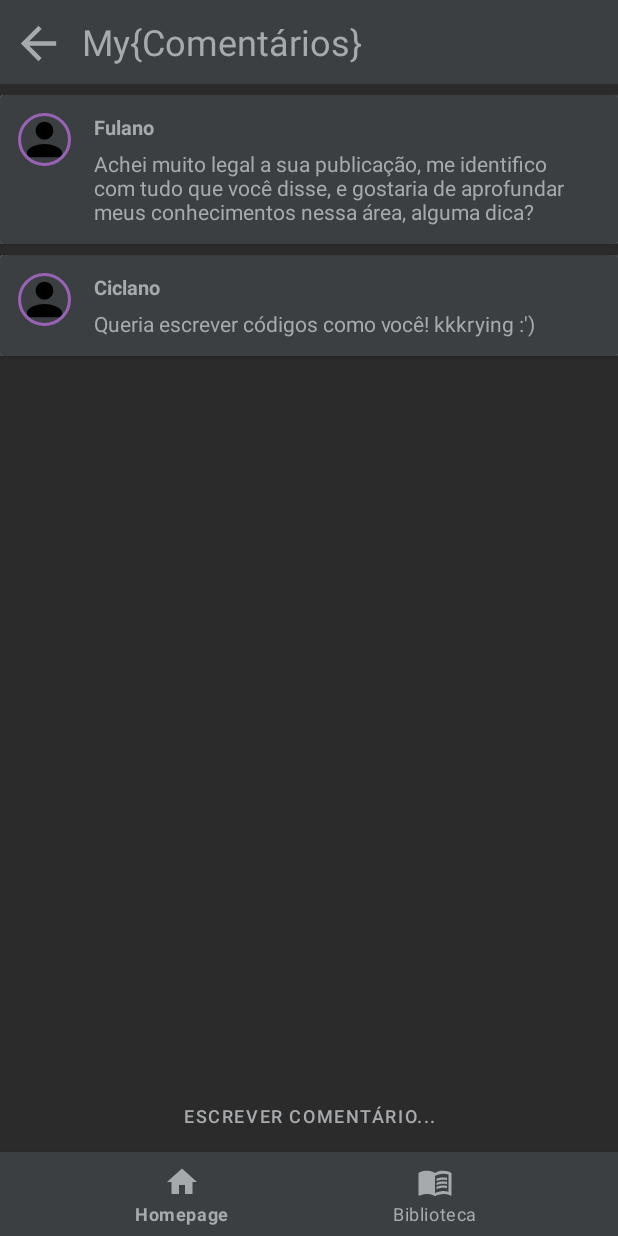
After one commit to MaiconCastello/App-MyCode, an Android app: the ComentariosPublicacaoFragment screen opened through its navigation route, on a phone screen of 412 x 824 dp. The commit adds this screen. Run offline under Robolectric (Android 15) with nearby library versions, the phone set to English and light mode, and no system bars; our stand-ins replace CircleImageView, navigation-ui.

Commit message:
Página de Comentários

```diff
--- /dev/null
+++ b/app/src/main/java/com/generation/mycode/ComentariosPublicacaoFragment.kt
@@ -0,0 +1,79 @@
+package com.generation.mycode
+
+import android.os.Bundle
+import android.view.LayoutInflater
+import android.view.View
+import android.view.ViewGroup
+import androidx.fragment.app.Fragment
+import androidx.navigation.fragment.findNavController
+import androidx.recyclerview.widget.LinearLayoutManager
+import com.generation.mycode.adapter.ComentariosPublicacaoAdapter
+import com.generation.mycode.databinding.BibliotecaFragmentBinding
+import com.generation.mycode.databinding.ComentariosPublicacaoBinding
+import com.generation.mycode.model.Comentario
+import com.generation.mycode.model.Publicacoes
+
+class ComentariosPublicacaoFragment : Fragment() {
+
+    private lateinit var binding: ComentariosPublicacaoBinding
+
+    val listPublicacoes = listOf<Publicacoes>(
+        Publicacoes(1,
+            "Kotlin",
+            "Lorem ipsum dolor sit amet, consectetur adipiscing elit. https://github.com/MaiconCastello/App-MyCode, Etiam molestie rutrum felis non ultricies. Nulla. ",
+            "Maicon Anjos",
+            10,
+            2,
+            "",
+            listOf<Comentario>(
+                Comentario( "Beatriz Campos",
+                    "Maiconnnn, me nota!"
+                ),
+                Comentario( "Gustavo Buoro",
+                    "É isso ai meu mano <3"
+                )
+            )
+        ),
+        Publicacoes(2,
+            "Android",
+            "Lorem ipsum dolor sit amet, consectetur adipiscing elit. Nullam dignissim, sem vitae pellentesque commodo, mi ligula rhoncus ante, eu bibendum. " +
+                    "www.facebook.com",
+            "Paulo Antonio",
+            15,
+            1,
+            "",
+            listOf<Comentario>(
+                Comentario( "Fulano",
+                    "Achei muito legal a sua publicação, me identifico com tudo que você disse, e gostaria de aprofundar meus conhecimentos nessa área, alguma dica?"
+                ),
+                Comentario( "Ciclano",
+                    "Queria escrever códigos como você! kkkrying :')"
+                )
+            )
+        )
+
+    )
+
+    override fun onCreateView(
+        inflater: LayoutInflater,
+        container: ViewGroup?,
+        savedInstanceState: Bundle?
+    ): View? {
+        // Inflate the layout
+        binding = ComentariosPublicacaoBinding.inflate(layoutInflater,container,false)
+
+        binding.voltarButton.setOnClickListener{
+            findNavController().navigate(R.id.action_comentariosPublicacaoFragment_to_homepage)
+        }
+
+        val adapter = ComentariosPublicacaoAdapter()
+        binding.recyclerComentariosPublicacao.layoutManager = LinearLayoutManager(context)
+        binding.recyclerComentariosPublicacao.adapter = adapter
+        binding.recyclerComentariosPublicacao.setHasFixedSize(true)
+
+        adapter.setList(listPublicacoes[1].comentario)
+
+        return binding.root
+    }
+
+}
--- a/app/src/main/java/com/generation/mycode/HomepageFragment.kt
+++ b/app/src/main/java/com/generation/mycode/HomepageFragment.kt
@@ -5,15 +5,54 @@ import android.view.LayoutInflater
 import android.view.View
 import android.view.ViewGroup
 import androidx.fragment.app.Fragment
+import androidx.navigation.fragment.findNavController
 import androidx.recyclerview.widget.LinearLayoutManager
 import com.generation.mycode.adapter.PublicacoesAdapter
+import com.generation.mycode.adapter.PublicacoesClickListener
 import com.generation.mycode.databinding.HomepageFragmentBinding
 import com.generation.mycode.model.Comentario
 import com.generation.mycode.model.Publicacoes
 
-class HomepageFragment : Fragment() {
+class HomepageFragment : Fragment(), PublicacoesClickListener {
 
     private lateinit var binding: HomepageFragmentBinding
+
+    val listPublicacoes = listOf<Publicacoes>(
+        Publicacoes(1,
+            "Kotlin",
+            "Lorem ipsum dolor sit amet, consectetur adipiscing elit. https://github.com/MaiconCastello/App-MyCode, Etiam molestie rutrum felis non ultricies. Nulla. ",
+            "Maicon Anjos",
+            10,
+            2,
+            "",
+            listOf<Comentario>(
+                Comentario( "Beatriz Campos",
+                    "Maiconnnn, me nota!"
+                ),
+                Comentario( "Gustavo Buoro",
+                    "É isso ai meu mano <3"
+                )
+            )
+        ),
+        Publicacoes(2,
+            "Android",
+            "Lorem ipsum dolor sit amet, consectetur adipiscing elit. Nullam dignissim, sem vitae pellentesque commodo, mi ligula rhoncus ante, eu bibendum. " +
+                    "www.facebook.com",
+            "Paulo Antonio",
+            15,
+            1,
+            "",
+            listOf<Comentario>(
+                Comentario( "Fulano",
+                    "Achei muito legal a sua publicação"
+                ),
+                Comentario( "Ciclano",
+                    "Queria escrever códigos como você! kkkrying :')"
+                )
+            )
+        )
+
+    )
 
     override fun onCreateView(
         inflater: LayoutInflater,
@@ -23,28 +62,9 @@ class HomepageFragment : Fragment() {
         // Inflate the layout
         binding = HomepageFragmentBinding.inflate(layoutInflater,container,false)
 
-        val listPublicacoes = listOf<Publicacoes>(
-            Publicacoes(1,
-                "Kotlin",
-                "Lorem ipsum dolor sit amet, consectetur adipiscing elit. https://github.com/MaiconCastello/App-MyCode, Etiam molestie rutrum felis non ultricies. Nulla. ",
-                "Maicon Anjos",
-                10,
-                2,
-                emptyList<Comentario>()
-            ),
-            Publicacoes(2,
-                "Android",
-                "Lorem ipsum dolor sit amet, consectetur adipiscing elit. Nullam dignissim, sem vitae pellentesque commodo, mi ligula rhoncus ante, eu bibendum. " +
-                        "www.facebook.com",
-                "Paulo Antonio",
-                15,
-                1,
-                emptyList<Comentario>()
-            )
 
-        )
 
-        val adapter = PublicacoesAdapter()
+        val adapter = PublicacoesAdapter(this)
         binding.recyclerPublicacoes.layoutManager = LinearLayoutManager(context)
         binding.recyclerPublicacoes.adapter = adapter
         binding.recyclerPublicacoes.setHasFixedSize(true)
@@ -54,4 +74,45 @@ class HomepageFragment : Fragment() {
         return binding.root
     }
 
+    override fun onPublicacoesClickListenerGood(id: Long) {
+        //Método do Botão Good
+       if(listPublicacoes[id.toInt()].reacao == ""){
+           listPublicacoes[id.toInt()].good++
+           listPublicacoes[id.toInt()].reacao = "good"
+       }else{
+            if(listPublicacoes[id.toInt()].reacao != "good"){
+                listPublicacoes[id.toInt()].bad--
+                listPublicacoes[id.toInt()].good++
+                listPublicacoes[id.toInt()].reacao = "good"
+            }else{
+                listPublicacoes[id.toInt()].good--
+                listPublicacoes[id.toInt()].reacao = ""
+            }
+       }
+
+    }
+
+    override fun onPublicacoesClickListenerBad(id: Long) {
+        //Método de botão Bad
+        if(listPublicacoes[id.toInt()].reacao == ""){
+            listPublicacoes[id.toInt()].bad++
+            listPublicacoes[id.toInt()].reacao = "bad"
+        }else{
+            if(listPublicacoes[id.toInt()].reacao != "bad"){
+                listPublicacoes[id.toInt()].bad++
+                listPublicacoes[id.toInt()].good--
+                listPublicacoes[id.toInt()].reacao = "bad"
+            }else{
+                listPublicacoes[id.toInt()].bad--
+                listPublicacoes[id.toInt()].reacao = ""
+            }
+        }
+    }
+
+    override fun onPublicacoesClickListenerComentarios() {
+        //Método de botão Comentário
+        //MVVM publicacao Selecionada → para exibir os comentários da API
+        findNavController().navigate(R.id.action_homepage_to_comentariosPublicacaoFragment)
+    }
+
 }
--- /dev/null
+++ b/app/src/main/java/com/generation/mycode/adapter/ComentariosPublicacaoAdapter.kt
@@ -0,0 +1,44 @@
+package com.generation.mycode.adapter
+
+
+import android.view.LayoutInflater
+import android.view.ViewGroup
+import androidx.recyclerview.widget.RecyclerView
+import com.generation.mycode.databinding.CardComentarioBinding
+import com.generation.mycode.model.Comentario
+
+
+
+class ComentariosPublicacaoAdapter (): RecyclerView.Adapter<ComentariosPublicacaoAdapter.ComentariosPublicacaoViewHolder>(){
+
+    private var listComentarios = emptyList<Comentario>()
+
+    class ComentariosPublicacaoViewHolder(val binding: CardComentarioBinding):
+        RecyclerView.ViewHolder(binding.root)
+
+    override fun onCreateViewHolder(parent: ViewGroup, viewType: Int): ComentariosPublicacaoViewHolder {
+        return ComentariosPublicacaoViewHolder(
+            CardComentarioBinding.inflate(
+                LayoutInflater.from(parent.context), parent, false
+            )
+        )
+    }
+
+    override fun onBindViewHolder(holder: ComentariosPublicacaoViewHolder, position: Int) {
+        val comentario = listComentarios[position]
+
+        holder.binding.usuario.text = comentario.usuario
+        holder.binding.conteudoComentario.text = comentario.descricao
+
+    }
+
+    override fun getItemCount(): Int {
+        return listComentarios.size
+    }
+
+    fun setList(list: List<Comentario>){
+        listComentarios =list
+        notifyDataSetChanged()
+    }
+
+}
--- a/app/src/main/java/com/generation/mycode/adapter/PublicacoesAdapter.kt
+++ b/app/src/main/java/com/generation/mycode/adapter/PublicacoesAdapter.kt
@@ -1,15 +1,19 @@
 package com.generation.mycode.adapter
 
+import android.content.res.ColorStateList
 import android.graphics.Color
 import android.text.method.LinkMovementMethod
 import android.view.LayoutInflater
 import android.view.ViewGroup
 import android.widget.TextView
+import androidx.annotation.ColorInt
 import androidx.recyclerview.widget.RecyclerView
 import com.generation.mycode.databinding.CardHomepageBinding
 import com.generation.mycode.model.Publicacoes
 
-class PublicacoesAdapter: RecyclerView.Adapter<PublicacoesAdapter.PublicacoesViewHolder>(){
+class PublicacoesAdapter (
+    val publicacoesClickListener: PublicacoesClickListener
+        ): RecyclerView.Adapter<PublicacoesAdapter.PublicacoesViewHolder>(){
 
     private var listPublicacoes = emptyList<Publicacoes>()
 
@@ -29,7 +33,7 @@ class PublicacoesAdapter: RecyclerView.Adapter<PublicacoesAdapter.PublicacoesVie
 
         holder.binding.textUsuario.text = publicacao.usuario
         holder.binding.textCategoria.text = "#${publicacao.categoria}"
-        holder.binding.textDescricaoPublicacao.text = publicacao.conteudo
+        holder.binding.conteudoPublicacao.text = publicacao.conteudo
         holder.binding.qtdComentarios.text = publicacao.comentario.toString()
         holder.binding.qtdGood.text = publicacao.good.toString()
         holder.binding.qtdBad.text = publicacao.bad.toString()
@@ -37,9 +41,22 @@ class PublicacoesAdapter: RecyclerView.Adapter<PublicacoesAdapter.PublicacoesVie
 
         val link: TextView
 
-        link = holder.binding.textDescricaoPublicacao
+        link = holder.binding.conteudoPublicacao
         link.movementMethod = LinkMovementMethod.getInstance()
         link.setLinkTextColor(Color.CYAN)
+
+        holder.binding.comentariosButton.setOnClickListener{
+            publicacoesClickListener.onPublicacoesClickListenerComentarios()
+
+        }
+        holder.binding.goodButton.setOnClickListener{
+            publicacoesClickListener.onPublicacoesClickListenerGood(position.toLong())
+            notifyDataSetChanged()
+        }
+        holder.binding.badButton.setOnClickListener{
+            publicacoesClickListener.onPublicacoesClickListenerBad(position.toLong())
+            notifyDataSetChanged()
+        }
 
 
     }
--- /dev/null
+++ b/app/src/main/java/com/generation/mycode/adapter/PublicacoesClickListener.kt
@@ -0,0 +1,11 @@
+package com.generation.mycode.adapter
+
+import com.generation.mycode.model.Publicacoes
+
+interface PublicacoesClickListener {
+
+    fun onPublicacoesClickListenerGood(id: Long)
+    fun onPublicacoesClickListenerBad(id: Long)
+    fun onPublicacoesClickListenerComentarios()
+
+}
--- a/app/src/main/java/com/generation/mycode/model/Comentario.kt
+++ b/app/src/main/java/com/generation/mycode/model/Comentario.kt
@@ -1,4 +1,7 @@
 package com.generation.mycode.model
 
-class Comentario {
+class Comentario(
+    val usuario: String,
+    val descricao: String
+) {
 }
--- a/app/src/main/java/com/generation/mycode/model/Publicacoes.kt
+++ b/app/src/main/java/com/generation/mycode/model/Publicacoes.kt
@@ -7,6 +7,7 @@ class Publicacoes(
     var usuario: String,
     var good: Int,
     var bad: Int,
+    var reacao: String = "",
     var comentario: List<Comentario>
 ) {
 }
--- /dev/null
+++ b/app/src/main/res/drawable/ic_back.xml
@@ -0,0 +1,5 @@
+<vector android:autoMirrored="true" android:height="24dp"
+    android:tint="#000000" android:viewportHeight="24"
+    android:viewportWidth="24" android:width="24dp" xmlns:android="http://schemas.android.com/apk/res/android">
+    <path android:fillColor="@android:color/white" android:pathData="M20,11H7.83l5.59,-5.59L12,4l-8,8 8,8 1.41,-1.41L7.83,13H20v-2z"/>
+</vector>
--- /dev/null
+++ b/app/src/main/res/drawable/ic_forward.xml
@@ -0,0 +1,5 @@
+<vector android:autoMirrored="true" android:height="24dp"
+    android:tint="#000000" android:viewportHeight="24"
+    android:viewportWidth="24" android:width="24dp" xmlns:android="http://schemas.android.com/apk/res/android">
+    <path android:fillColor="@android:color/white" android:pathData="M12,4l-1.41,1.41L16.17,11H4v2h12.17l-5.58,5.59L12,20l8,-8z"/>
+</vector>
--- a/app/src/main/res/layout/biblioteca_fragment.xml
+++ b/app/src/main/res/layout/biblioteca_fragment.xml
@@ -19,7 +19,7 @@
             android:layout_height="?attr/actionBarSize"
             android:background="#3C3F41"
             app:titleTextColor="#A7AAAC"
-            app:title="My{Code}"
+            app:title="My{Biblioteca}"
             app:popupTheme="@style/ThemeOverlay.AppCompat.Light"
             app:titleTextAppearance="@style/TextAppearance.AppCompat.Headline"
 
--- /dev/null
+++ b/app/src/main/res/layout/card_comentario.xml
@@ -0,0 +1,62 @@
+<?xml version="1.0" encoding="utf-8"?>
+<androidx.cardview.widget.CardView xmlns:android="http://schemas.android.com/apk/res/android"
+    xmlns:app="http://schemas.android.com/apk/res-auto"
+    xmlns:tools="http://schemas.android.com/tools"
+    android:layout_width="match_parent"
+    android:layout_height="wrap_content"
+    android:layout_marginBottom="7dp">
+
+    <androidx.constraintlayout.widget.ConstraintLayout
+        android:layout_width="match_parent"
+        android:layout_height="wrap_content"
+        android:background="#3C3F41">
+
+        <de.hdodenhof.circleimageview.CircleImageView
+            android:id="@+id/imagePerfil"
+            android:layout_width="35dp"
+            android:layout_height="35dp"
+            android:layout_marginStart="12dp"
+            android:layout_marginTop="12dp"
+            android:cropToPadding="true"
+            android:scrollbarSize="0dp"
+            android:src="@drawable/ic_user"
+            app:civ_border_color="#9863B5"
+            app:civ_border_width="2dp"
+            app:civ_circle_background_color="#A7AAAC"
+            app:layout_constraintEnd_toEndOf="parent"
+            app:layout_constraintHorizontal_bias="0.0"
+            app:layout_constraintStart_toStartOf="parent"
+            app:layout_constraintTop_toTopOf="parent" />
+
+        <TextView
+            android:id="@+id/usuario"
+            android:layout_width="wrap_content"
+            android:layout_height="wrap_content"
+            android:layout_marginStart="15dp"
+            android:layout_marginTop="12dp"
+            android:textColor="#A7AAAC"
+            android:textSize="13sp"
+            android:textStyle="bold"
+            app:layout_constraintStart_toEndOf="@+id/imagePerfil"
+            app:layout_constraintTop_toTopOf="parent"
+            tools:text="Usuário" />
+
+        <TextView
+            android:id="@+id/conteudoComentario"
+            android:layout_width="330dp"
+            android:layout_height="wrap_content"
+            android:layout_marginStart="15dp"
+            android:layout_marginTop="5dp"
+            android:layout_marginBottom="12dp"
+            android:autoLink="web"
+            android:clickable="true"
+            android:textColor="#A7AAAC"
+            android:textSize="14sp"
+            app:layout_constraintBottom_toBottomOf="parent"
+            app:layout_constraintStart_toEndOf="@+id/imagePerfil"
+            app:layout_constraintTop_toBottomOf="@+id/usuario"
+            tools:text="Conteúdo do comentário" />
+
+    </androidx.constraintlayout.widget.ConstraintLayout>
+
+</androidx.cardview.widget.CardView>
--- a/app/src/main/res/layout/card_homepage.xml
+++ b/app/src/main/res/layout/card_homepage.xml
@@ -66,7 +66,7 @@
             tools:text="#Categoria" />
 
         <TextView
-            android:id="@+id/textDescricaoPublicacao"
+            android:id="@+id/conteudoPublicacao"
             android:layout_width="match_parent"
             android:layout_height="wrap_content"
             android:layout_marginStart="12dp"
@@ -88,7 +88,7 @@
             android:layout_marginTop="12dp"
             app:layout_constraintEnd_toEndOf="parent"
             app:layout_constraintStart_toStartOf="parent"
-            app:layout_constraintTop_toBottomOf="@+id/textDescricaoPublicacao"
+            app:layout_constraintTop_toBottomOf="@+id/conteudoPublicacao"
             app:srcCompat="@drawable/example" />
 
         <TextView
--- /dev/null
+++ b/app/src/main/res/layout/comentarios_publicacao.xml
@@ -0,0 +1,70 @@
+<?xml version="1.0" encoding="utf-8"?>
+<androidx.constraintlayout.widget.ConstraintLayout xmlns:android="http://schemas.android.com/apk/res/android"
+    xmlns:app="http://schemas.android.com/apk/res-auto"
+    xmlns:tools="http://schemas.android.com/tools"
+    android:layout_width="match_parent"
+    android:layout_height="match_parent"
+    tools:context=".ComentariosPublicacaoFragment">
+
+    <androidx.coordinatorlayout.widget.CoordinatorLayout
+        android:id="@+id/coordinatorLayout"
+        android:layout_width="match_parent"
+        android:layout_height="wrap_content"
+        app:layout_constraintTop_toTopOf="parent"
+        android:backgroundTint="@color/white">
+
+        <androidx.appcompat.widget.Toolbar
+            android:id="@+id/toolbar"
+            android:layout_width="match_parent"
+            android:layout_height="?attr/actionBarSize"
+            android:background="#3C3F41"
+            app:titleTextColor="#A7AAAC"
+            app:title="My{Comentários}"
+            app:popupTheme="@style/ThemeOverlay.AppCompat.Light"
+            app:titleTextAppearance="@style/TextAppearance.AppCompat.Headline"
+            app:titleMarginStart="55dp"
+
+            />
+
+        <com.google.android.material.button.MaterialButton
+            android:id="@+id/voltarButton"
+            style="@style/Widget.MaterialComponents.Button.TextButton"
+            android:layout_width="45dp"
+            android:layout_height="45dp"
+            android:layout_marginStart="6dp"
+            android:layout_marginTop="6dp"
+            android:padding="2dp"
+            app:icon="@drawable/ic_back"
+            app:iconSize="35dp"
+            app:iconTint="#A7AAAC" />
+
+    </androidx.coordinatorlayout.widget.CoordinatorLayout>
+
+    <androidx.recyclerview.widget.RecyclerView
+        android:id="@+id/recyclerComentariosPublicacao"
+        android:layout_width="match_parent"
+        android:layout_height="0dp"
+        android:paddingTop="7dp"
+        app:layout_constraintBottom_toTopOf="@+id/buttonAdicionarComentario"
+        app:layout_constraintEnd_toEndOf="parent"
+        app:layout_constraintHorizontal_bias="0.0"
+        app:layout_constraintStart_toStartOf="parent"
+        app:layout_constraintTop_toBottomOf="@+id/coordinatorLayout"
+        app:layout_constraintVertical_bias="0.0" />
+
+    <com.google.android.material.button.MaterialButton
+        android:id="@+id/buttonAdicionarComentario"
+        style="@style/Widget.MaterialComponents.Button.TextButton"
+        android:layout_width="match_parent"
+        android:layout_height="wrap_content"
+        android:padding="2dp"
+        android:text="Escrever comentário..."
+        android:textColor="#A7AAAC"
+        android:textSize="12sp"
+        app:layout_constraintBottom_toBottomOf="parent"
+        app:layout_constraintEnd_toEndOf="parent"
+        app:layout_constraintHorizontal_bias="0.0"
+        app:layout_constraintStart_toStartOf="parent"
+        app:rippleColor="#3C3F41" />
+
+</androidx.constraintlayout.widget.ConstraintLayout>
--- a/app/src/main/res/navigation/nav_graph.xml
+++ b/app/src/main/res/navigation/nav_graph.xml
@@ -8,7 +8,11 @@
     <fragment
         android:id="@+id/homepage"
         android:name="com.generation.mycode.HomepageFragment"
-        android:label="HomepageFragment" />
+        android:label="HomepageFragment" >
+        <action
+            android:id="@+id/action_homepage_to_comentariosPublicacaoFragment"
+            app:destination="@id/comentariosPublicacaoFragment" />
+    </fragment>
     <fragment
         android:id="@+id/biblioteca"
         android:name="com.generation.mycode.BibliotecaFragment"
@@ -19,4 +23,15 @@
         android:name="com.generation.mycode.Perfil"
         android:label="fragment_perfil"
         tools:layout="@layout/fragment_perfil" />
+    <fragment
+        android:id="@+id/comentariosPublicacaoFragment"
+        android:name="com.generation.mycode.ComentariosPublicacaoFragment"
+        android:label="comentarios_publicacao"
+        tools:layout="@layout/comentarios_publicacao" >
+        <action
+            android:id="@+id/action_comentariosPublicacaoFragment_to_homepage"
+            app:destination="@id/homepage"
+            app:popUpTo="@id/homepage"
+            app:popUpToInclusive="true" />
+    </fragment>
 </navigation>
```
